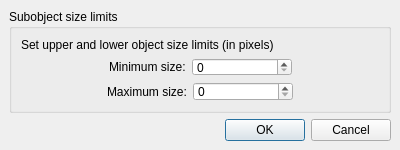
The window that AnalysisPlugins/ui/sizenp.ui (erikor/Imagine) describes before a commit, drawn with Qt 5.
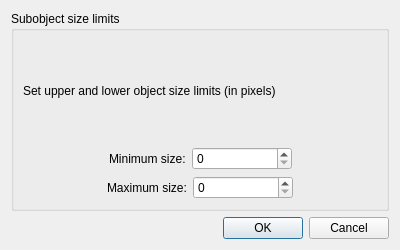
The same window after the commit.

What changed in the file:
```diff
--- a/AnalysisPlugins/ui/sizenp.ui
+++ b/AnalysisPlugins/ui/sizenp.ui
@@ -1,64 +1,40 @@
 <ui version="4.0" >
  <class>sizeNp</class>
- <widget class="QDialog" name="sizeNp" >
-  <property name="geometry" >
+ <widget class="QDialog" name="sizeNp">
+  <property name="geometry">
    <rect>
     <x>0</x>
     <y>0</y>
     <width>400</width>
-    <height>150</height>
+    <height>250</height>
    </rect>
   </property>
-  <property name="minimumSize" >
+  <property name="minimumSize">
    <size>
     <width>400</width>
-    <height>150</height>
+    <height>250</height>
    </size>
   </property>
-  <property name="maximumSize" >
+  <property name="maximumSize">
    <size>
     <width>400</width>
-    <height>150</height>
+    <height>250</height>
    </size>
   </property>
   <property name="windowTitle" >
    <string>Object size limits</string>
   </property>
-  <layout class="QVBoxLayout" >
-   <property name="margin" >
-    <number>9</number>
-   </property>
-   <property name="spacing" >
-    <number>6</number>
-   </property>
+  <layout class="QVBoxLayout">
    <item>
-    <layout class="QHBoxLayout" >
-     <property name="margin" >
-      <number>0</number>
-     </property>
-     <property name="spacing" >
-      <number>6</number>
-     </property>
+    <layout class="QHBoxLayout">
      <item>
-      <layout class="QVBoxLayout" >
-       <property name="margin" >
-        <number>0</number>
-       </property>
-       <property name="spacing" >
-        <number>6</number>
-       </property>
+      <layout class="QVBoxLayout">
        <item>
         <widget class="QGroupBox" name="groupBox_3" >
          <property name="title" >
           <string>Subobject size limits</string>
          </property>
-         <layout class="QVBoxLayout" >
-          <property name="margin" >
-           <number>9</number>
-          </property>
-          <property name="spacing" >
-           <number>6</number>
-          </property>
+         <layout class="QVBoxLayout">
           <item>
            <widget class="QLabel" name="label" >
             <property name="text" >
@@ -67,13 +43,7 @@
            </widget>
           </item>
           <item>
-           <layout class="QHBoxLayout" >
-            <property name="margin" >
-             <number>0</number>
-            </property>
-            <property name="spacing" >
-             <number>6</number>
-            </property>
+           <layout class="QHBoxLayout">
             <item>
              <spacer>
               <property name="orientation" >
@@ -129,13 +99,7 @@
            </layout>
           </item>
           <item>
-           <layout class="QHBoxLayout" >
-            <property name="margin" >
-             <number>0</number>
-            </property>
-            <property name="spacing" >
-             <number>6</number>
-            </property>
+           <layout class="QHBoxLayout">
             <item>
              <spacer>
               <property name="orientation" >
@@ -202,8 +166,8 @@
      <property name="orientation" >
       <enum>Qt::Horizontal</enum>
      </property>
-     <property name="standardButtons" >
-      <set>QDialogButtonBox::Cancel|QDialogButtonBox::NoButton|QDialogButtonBox::Ok</set>
+     <property name="standardButtons">
+      <set>QDialogButtonBox::Cancel|QDialogButtonBox::Ok</set>
      </property>
     </widget>
    </item>
```
Left out of the diff: 65 changed lines with no effect on the pictures.
